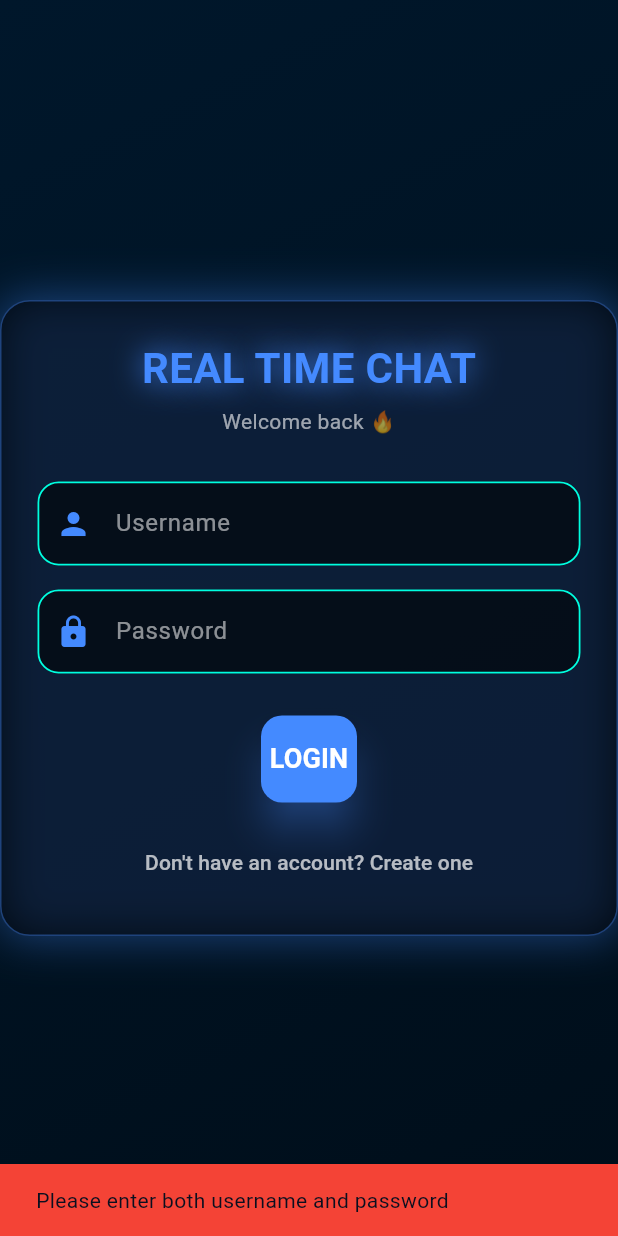
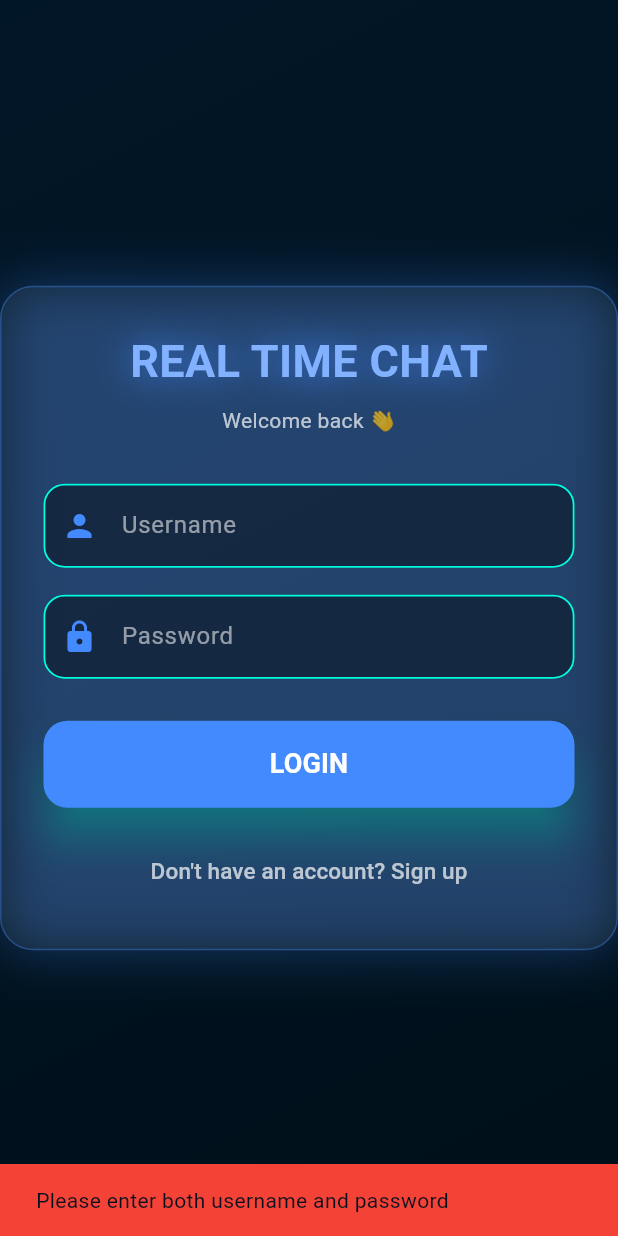
Before and after one commit to tarun470/flutter-frontend, a Flutter app: the screen it shows after launch, after a tap on "LOGIN", on a phone screen of 412 x 824 dp. Run offline on Flutter 3.47's test engine with Material 3 defaults, Android fonts, the phone set to English and light mode, and no system bars; our stand-ins replace emoji_picker_flutter, file_picker, flutter_secure_storage, socket_io_client; missing offline and left inert: dart:html.

Commit message:
Updated login UI & fixed login logic

```diff
--- a/lib/screens/login_screen.dart
+++ b/lib/screens/login_screen.dart
@@ -18,7 +18,7 @@ class _LoginScreenState extends State<LoginScreen> {
 
   bool loading = false;
 
-  // ---------------------- LOGIN LOGIC ----------------------
+  // ---------------------- FIXED LOGIN LOGIC ----------------------
   Future<void> login() async {
     final username = usernameCtrl.text.trim();
     final password = passwordCtrl.text.trim();
@@ -35,22 +35,26 @@ class _LoginScreenState extends State<LoginScreen> {
     setState(() => loading = false);
 
     if (res == null) {
-      _showError("Invalid username or password");
+      _showError("Server error or invalid credentials");
       return;
     }
 
+    // Backend returns: { token, user: { id, username, nickname } }
     final token = res["token"];
-    final userId = res["userId"];
-    final uname = res["username"] ?? username;
+    final user = res["user"];
 
-    if (token == null || userId == null) {
-      _showError("Login failed. Invalid server response.");
+    if (token == null || user == null) {
+      _showError("Invalid server response");
       return;
     }
 
+    final userId = user["id"];
+    final uname = user["username"];
+    final nickname = user["nickname"] ?? uname;
+
     await storage.saveToken(token);
     await storage.saveUserId(userId);
-    await storage.saveUsername(uname);
+    await storage.saveUsername(nickname);
 
     Navigator.pushReplacement(
       context,
@@ -58,9 +62,13 @@ class _LoginScreenState extends State<LoginScreen> {
     );
   }
 
-  void _showError(String message) {
+  // ---------------------- ERROR POPUP ----------------------
+  void _showError(String msg) {
     ScaffoldMessenger.of(context).showSnackBar(
-      SnackBar(content: Text(message), backgroundColor: Colors.red),
+      SnackBar(
+        content: Text(msg),
+        backgroundColor: Colors.red,
+      ),
     );
   }
 
@@ -75,10 +83,9 @@ class _LoginScreenState extends State<LoginScreen> {
           Center(
             child: ConstrainedBox(
               constraints: const BoxConstraints(maxWidth: 420),
-              child: _buildLoginCard(),
+              child: _buildGlassLoginCard(),
             ),
           ),
-
           if (loading) _buildLoadingOverlay(),
         ],
       ),
@@ -91,8 +98,8 @@ class _LoginScreenState extends State<LoginScreen> {
       decoration: const BoxDecoration(
         gradient: LinearGradient(
           colors: [
-            Color(0xFF00172B),
-            Color(0xFF000E1A),
+            Color(0xFF011627),
+            Color(0xFF00101A),
           ],
           begin: Alignment.topLeft,
           end: Alignment.bottomRight,
@@ -101,35 +108,34 @@ class _LoginScreenState extends State<LoginScreen> {
     );
   }
 
-  // ---------------------- LOGIN CARD ----------------------
-  Widget _buildLoginCard() {
+  // ---------------------- GLASSMORPHIC CARD ----------------------
+  Widget _buildGlassLoginCard() {
     return AnimatedContainer(
-      duration: const Duration(milliseconds: 400),
-      padding: const EdgeInsets.all(24),
+      duration: const Duration(milliseconds: 500),
+      padding: const EdgeInsets.all(28),
       decoration: BoxDecoration(
-        color: Colors.black.withOpacity(0.55),
-        borderRadius: BorderRadius.circular(20),
-        border: Border.all(color: Colors.blueAccent.withOpacity(0.4)),
+        color: Colors.white.withOpacity(0.06),
+        borderRadius: BorderRadius.circular(22),
+        border: Border.all(color: Colors.blueAccent.withOpacity(0.35)),
         boxShadow: [
           BoxShadow(
-            color: Colors.blueAccent.withOpacity(0.4),
-            blurRadius: 25,
+            color: Colors.blueAccent.withOpacity(0.3),
+            blurRadius: 30,
             spreadRadius: 1,
-            offset: const Offset(0, 0),
-          ),
+          )
         ],
       ),
       child: Column(
         mainAxisSize: MainAxisSize.min,
         children: [
           _buildTitle(),
-          const SizedBox(height: 30),
+          const SizedBox(height: 32),
           _buildInput(usernameCtrl, "Username", Icons.person),
-          const SizedBox(height: 16),
+          const SizedBox(height: 18),
           _buildInput(passwordCtrl, "Password", Icons.lock, obscure: true),
           const SizedBox(height: 28),
           _buildLoginButton(),
-          const SizedBox(height: 16),
+          const SizedBox(height: 18),
           _buildRegisterLink(),
         ],
       ),
@@ -139,36 +145,35 @@ class _LoginScreenState extends State<LoginScreen> {
   // ---------------------- TITLE ----------------------
   Widget _buildTitle() {
     return Column(
-      children: const [
+      children: [
         Text(
           "REAL TIME CHAT",
           style: TextStyle(
-            fontSize: 28,
+            fontSize: 30,
             fontWeight: FontWeight.bold,
-            color: Colors.blueAccent,
+            color: Colors.blueAccent.shade100,
             shadows: [
               Shadow(
-                color: Colors.blueAccent,
-                blurRadius: 25,
+                color: Colors.blueAccent.withOpacity(0.9),
+                blurRadius: 30,
               ),
             ],
           ),
         ),
-        SizedBox(height: 6),
-        Text(
-          "Welcome back 🔥",
-          style: TextStyle(color: Colors.white60, fontSize: 14),
+        const SizedBox(height: 8),
+        const Text(
+          "Welcome back 👋",
+          style: TextStyle(color: Colors.white70, fontSize: 14),
         ),
       ],
     );
   }
 
   // ---------------------- INPUT FIELD ----------------------
-  Widget _buildInput(
-      TextEditingController controller, String hint, IconData icon,
+  Widget _buildInput(TextEditingController ctrl, String hint, IconData icon,
       {bool obscure = false}) {
     return TextField(
-      controller: controller,
+      controller: ctrl,
       obscureText: obscure,
       style: const TextStyle(color: Colors.white),
       decoration: InputDecoration(
@@ -176,31 +181,37 @@ class _LoginScreenState extends State<LoginScreen> {
         hintText: hint,
         hintStyle: const TextStyle(color: Colors.white54),
         filled: true,
-        fillColor: Colors.black.withOpacity(0.55),
+        fillColor: Colors.black.withOpacity(0.4),
         border: OutlineInputBorder(
           borderRadius: BorderRadius.circular(16),
           borderSide: BorderSide.none,
         ),
-        contentPadding: const EdgeInsets.symmetric(vertical: 16, horizontal: 12),
       ),
     );
   }
 
   // ---------------------- LOGIN BUTTON ----------------------
   Widget _buildLoginButton() {
-    return ElevatedButton(
+    return SizedBox(
+      width: double.infinity,
+      child: ElevatedButton(
         onPressed: loading ? null : login,
         style: ElevatedButton.styleFrom(
+          backgroundColor: Colors.blueAccent,
           padding: const EdgeInsets.symmetric(vertical: 16),
-        backgroundColor: Colors.blueAccent,
-        shape: RoundedRectangleBorder(borderRadius: BorderRadius.circular(14)),
-        elevation: 10,
-        shadowColor: Colors.blueAccent,
+          shape: RoundedRectangleBorder(
+            borderRadius: BorderRadius.circular(16),
+          ),
+          elevation: 12,
         ),
         child: const Text(
           "LOGIN",
           style: TextStyle(
-            fontSize: 18, fontWeight: FontWeight.bold, color: Colors.white),
+            fontSize: 18,
+            fontWeight: FontWeight.bold,
+            color: Colors.white,
+          ),
+        ),
       ),
     );
   }
@@ -213,8 +224,8 @@ class _LoginScreenState extends State<LoginScreen> {
         MaterialPageRoute(builder: (_) => const RegisterScreen()),
       ),
       child: const Text(
-        "Don't have an account? Create one",
-        style: TextStyle(color: Colors.white70, fontSize: 14),
+        "Don't have an account? Sign up",
+        style: TextStyle(color: Colors.white70, fontSize: 15),
       ),
     );
   }
@@ -222,7 +233,7 @@ class _LoginScreenState extends State<LoginScreen> {
   // ---------------------- LOADING OVERLAY ----------------------
   Widget _buildLoadingOverlay() {
     return Container(
-      color: Colors.black.withOpacity(0.6),
+      color: Colors.black54,
       child: const Center(
         child: CircularProgressIndicator(color: Colors.blueAccent),
       ),
```
Lines whose indentation alone changed are shown as unchanged.
